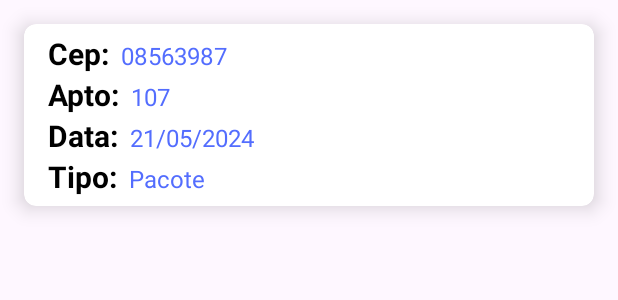
After one commit to barrosjr87/CondominioX2, an Android app: the layout item.xml on its own in the app's theme, with its tools: preview values and no code run, on a phone screen of 412 x 824 dp. The commit adds this screen. Shown: the top 300 px of the screen. Run offline under Robolectric (Android 15) with nearby library versions, the phone set to English and light mode, and no system bars.

Commit message:
ListView Portaria OK

```diff
--- /dev/null
+++ b/app/src/main/res/layout/item.xml
@@ -0,0 +1,114 @@
+<?xml version="1.0" encoding="utf-8"?>
+<androidx.cardview.widget.CardView xmlns:android="http://schemas.android.com/apk/res/android"
+    android:layout_width="match_parent"
+    android:layout_height="wrap_content"
+    xmlns:app="http://schemas.android.com/apk/res-auto"
+    app:cardElevation="8dp"
+    app:cardCornerRadius="8dp"
+    android:layout_margin="16dp">
+
+    <LinearLayout
+        android:layout_width="wrap_content"
+        android:layout_height="wrap_content"
+        android:layout_marginStart="16dp"
+        android:layout_marginVertical="6dp"
+        android:orientation="vertical">
+
+        <LinearLayout
+            android:layout_width="wrap_content"
+            android:layout_height="wrap_content"
+            android:layout_gravity="center_vertical"
+            android:orientation="horizontal">
+
+            <TextView
+                android:layout_width="wrap_content"
+                android:layout_height="wrap_content"
+                android:text="Cep:"
+                android:textColor="@color/black"
+                android:textSize="20sp"
+                android:textStyle="bold"/>
+
+            <TextView
+                android:id="@+id/tvCepLista"
+                android:layout_width="wrap_content"
+                android:layout_height="wrap_content"
+                android:layout_marginStart="8dp"
+                android:text="08563987"
+                android:textColor="@color/blue"
+                android:textSize="16sp"/>
+        </LinearLayout>
+        <LinearLayout
+            android:layout_width="wrap_content"
+            android:layout_height="wrap_content"
+            android:layout_gravity="center_vertical"
+            android:orientation="horizontal">
+
+            <TextView
+                android:layout_width="wrap_content"
+                android:layout_height="wrap_content"
+                android:text="Apto:"
+                android:textColor="@color/black"
+                android:textSize="20sp"
+                android:textStyle="bold"/>
+
+            <TextView
+                android:id="@+id/tvaptoLista"
+                android:layout_width="wrap_content"
+                android:layout_height="wrap_content"
+                android:layout_marginStart="8dp"
+                android:text="107"
+                android:textColor="@color/blue"
+                android:textSize="16sp"/>
+        </LinearLayout>
+        <LinearLayout
+            android:layout_width="wrap_content"
+            android:layout_height="wrap_content"
+            android:layout_gravity="center_vertical"
+            android:orientation="horizontal">
+
+            <TextView
+                android:layout_width="wrap_content"
+                android:layout_height="wrap_content"
+                android:text="Data:"
+                android:textColor="@color/black"
+                android:textSize="20sp"
+                android:textStyle="bold"/>
+
+            <TextView
+                android:id="@+id/tvdataLista"
+                android:layout_width="wrap_content"
+                android:layout_height="wrap_content"
+                android:layout_marginStart="8dp"
+                android:text="21/05/2024"
+                android:textColor="@color/blue"
+                android:textSize="16sp"/>
+        </LinearLayout>
+        <LinearLayout
+            android:layout_width="wrap_content"
+            android:layout_height="wrap_content"
+            android:layout_gravity="center_vertical"
+            android:orientation="horizontal">
+
+            <TextView
+                android:layout_width="wrap_content"
+                android:layout_height="wrap_content"
+                android:text="Tipo:"
+                android:textColor="@color/black"
+                android:textSize="20sp"
+                android:textStyle="bold"/>
+
+            <TextView
+                android:id="@+id/tvtipoLista"
+                android:layout_width="wrap_content"
+                android:layout_height="wrap_content"
+                android:layout_marginStart="8dp"
+                android:text="Pacote"
+                android:textColor="@color/blue"
+                android:textSize="16sp"/>
+        </LinearLayout>
+
+
+    </LinearLayout>
+
+
+</androidx.cardview.widget.CardView>
```
Also changed, not shown: app/src/main/java/com/example/condominiox/Encomendas.java (added, +45 -0 lines), app/src/main/java/com/example/condominiox/MyAdapter.java (added, +60 -0 lines), app/src/main/java/com/example/condominiox/PortariaListaEncomendas.java (+74 -4 lines), app/src/main/res/layout/activity_portaria_lista_encomendas.xml (+8 -2 lines), 23 other files.
